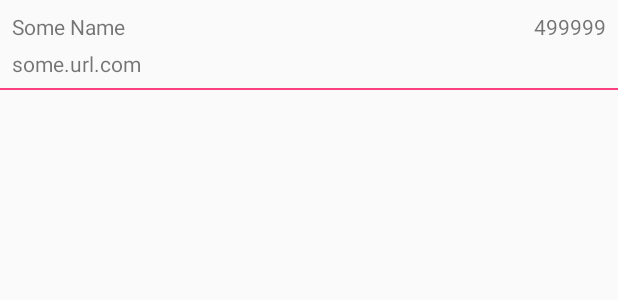
After one commit to wengelef/TwitterFeed, an Android app: the layout item_trend.xml on its own in the app's theme, with its tools: preview values and no code run, on a phone screen of 412 x 824 dp. The commit adds this screen. Shown: the top 300 px of the screen. Run offline under Robolectric (Android 15) with nearby library versions, the phone set to English and light mode, and no system bars.

Commit message:
feature (trends for location): display trends in a recyclerview

```diff
--- a/app/src/main/java/test/wengelef/twitterfeed/MainActivity.kt
+++ b/app/src/main/java/test/wengelef/twitterfeed/MainActivity.kt
@@ -6,12 +6,25 @@ import test.wengelef.twitterfeed.locationtrends.view.LocationTrendsFragment
 
 class MainActivity : AppCompatActivity() {
 
+    companion object {
+        const val LOCATION_FRAGMENT_TAG = "LocationTrendsFragment"
+    }
+    private lateinit var locationFragment: LocationTrendsFragment
+
     override fun onCreate(savedInstanceState: Bundle?) {
         super.onCreate(savedInstanceState)
         setContentView(R.layout.activity_main)
 
-        supportFragmentManager.beginTransaction()
-                .replace(R.id.fragment_container, LocationTrendsFragment())
+        locationFragment = if (savedInstanceState == null) {
+            LocationTrendsFragment()
+        } else {
+            supportFragmentManager.findFragmentByTag(LOCATION_FRAGMENT_TAG) as LocationTrendsFragment
+        }
+
+
+        supportFragmentManager
+                .beginTransaction()
+                .replace(R.id.fragment_container, locationFragment, LOCATION_FRAGMENT_TAG)
                 .commit()
     }
 }
--- a/app/src/main/java/test/wengelef/twitterfeed/locationtrends/view/LocationTrendsFragment.kt
+++ b/app/src/main/java/test/wengelef/twitterfeed/locationtrends/view/LocationTrendsFragment.kt
@@ -7,6 +7,8 @@ import android.os.Bundle
 import android.support.design.widget.Snackbar
 import android.support.v4.app.Fragment
 import android.support.v4.content.ContextCompat
+import android.support.v7.widget.LinearLayoutManager
+import android.support.v7.widget.RecyclerView
 import android.util.Log
 import android.view.LayoutInflater
 import android.view.View
@@ -14,6 +16,7 @@ import android.view.ViewGroup
 import com.google.android.gms.location.FusedLocationProviderClient
 import com.google.android.gms.location.LocationServices
 import kotlinx.android.synthetic.main.fr_feed_list.*
+import kotlinx.android.synthetic.main.item_trend.view.*
 import test.wengelef.twitterfeed.R
 import test.wengelef.twitterfeed.locationtrends.data.AuthenticationRepository
 import test.wengelef.twitterfeed.locationtrends.data.AuthenticationServiceImpl
@@ -25,11 +28,14 @@ class LocationTrendsFragment : Fragment(), LocationTrendsView {
 
     companion object {
         const val REQUEST_LOCATION_ID = 1
+        const val KEY_ITEMS_STATE = "key_items_state"
     }
 
     private lateinit var fusedLocationClient: FusedLocationProviderClient
 
     private lateinit var presenter: LocationTrendsPresenter
+
+    private lateinit var adapter: TrendsForLocationAdapter
 
     override fun onCreateView(inflater: LayoutInflater, container: ViewGroup?, savedInstanceState: Bundle?): View? {
         return inflater.inflate(R.layout.fr_feed_list, container, false)
@@ -37,8 +43,6 @@ class LocationTrendsFragment : Fragment(), LocationTrendsView {
 
     override fun onCreate(savedInstanceState: Bundle?) {
         super.onCreate(savedInstanceState)
-
-        retainInstance = true
 
         fusedLocationClient = LocationServices.getFusedLocationProviderClient(context!!)
 
@@ -61,6 +65,29 @@ class LocationTrendsFragment : Fragment(), LocationTrendsView {
         } else {
             onLocationPermissionGranted()
         }
+    }
+
+    override fun onActivityCreated(savedInstanceState: Bundle?) {
+        super.onActivityCreated(savedInstanceState)
+
+        savedInstanceState?.apply {
+            val items = getSerializable(KEY_ITEMS_STATE)
+            adapter.items = items as List<TrendItem>
+        }
+    }
+
+    override fun onSaveInstanceState(outState: Bundle) {
+        super.onSaveInstanceState(outState)
+        outState.putSerializable(KEY_ITEMS_STATE, adapter.items as ArrayList)
+    }
+
+    override fun onViewCreated(view: View, savedInstanceState: Bundle?) {
+        super.onViewCreated(view, savedInstanceState)
+
+        adapter = TrendsForLocationAdapter()
+
+        feed_recycler.layoutManager = LinearLayoutManager(context)
+        feed_recycler.adapter = adapter
     }
 
     override fun onStart() {
@@ -104,7 +131,7 @@ class LocationTrendsFragment : Fragment(), LocationTrendsView {
     }
 
     override fun showTrends(trends: List<TrendItem>) {
-        Snackbar.make(root, "Trends Success!", Snackbar.LENGTH_LONG).show()
+        adapter.items = trends
     }
 
     override fun showError() {
@@ -115,3 +142,28 @@ class LocationTrendsFragment : Fragment(), LocationTrendsView {
         Snackbar.make(root, "Invalid Authentication", Snackbar.LENGTH_LONG).show()
     }
 }
+
+class TrendsForLocationAdapter : RecyclerView.Adapter<TrendsForLocationAdapter.TrendsForLocationViewHolder>() {
+
+    var items: List<TrendItem> = emptyList()
+        set(value) {
+            field = value
+            notifyDataSetChanged()
+        }
+
+    override fun onCreateViewHolder(parent: ViewGroup, viewType: Int): TrendsForLocationViewHolder {
+        return TrendsForLocationViewHolder(LayoutInflater.from(parent.context).inflate(R.layout.item_trend, parent, false))
+    }
+
+    override fun getItemCount(): Int = items.size
+
+    override fun onBindViewHolder(holder: TrendsForLocationViewHolder, position: Int) {
+        holder.itemView.apply {
+            name.text = items[position].name
+            url.text = items[position].url
+            volume.text = items[position].volume.toString()
+        }
+    }
+
+    inner class TrendsForLocationViewHolder(view: View) : RecyclerView.ViewHolder(view)
+}
--- a/app/src/main/res/layout/fr_feed_list.xml
+++ b/app/src/main/res/layout/fr_feed_list.xml
@@ -1,7 +1,7 @@
 <?xml version="1.0" encoding="utf-8"?>
-<android.support.design.widget.CoordinatorLayout
-    android:layout_width="match_parent"
+<android.support.design.widget.CoordinatorLayout android:layout_width="match_parent"
     android:layout_height="match_parent"
+    xmlns:tools="http://schemas.android.com/tools"
     android:id="@+id/root"
     xmlns:android="http://schemas.android.com/apk/res/android">
 
@@ -12,7 +12,8 @@
         <android.support.v7.widget.RecyclerView
             android:id="@+id/feed_recycler"
             android:layout_width="match_parent"
-            android:layout_height="match_parent"/>
+            android:layout_height="match_parent"
+            tools:listitem="@layout/item_trend"/>
 
     </android.support.v4.widget.SwipeRefreshLayout>
 </android.support.design.widget.CoordinatorLayout>
--- /dev/null
+++ b/app/src/main/res/layout/item_trend.xml
@@ -0,0 +1,47 @@
+<?xml version="1.0" encoding="utf-8"?>
+<android.support.constraint.ConstraintLayout xmlns:android="http://schemas.android.com/apk/res/android"
+    xmlns:app="http://schemas.android.com/apk/res-auto"
+    android:layout_width="match_parent"
+    android:layout_height="60dp"
+    xmlns:tools="http://schemas.android.com/tools">
+
+    <TextView
+        android:id="@+id/name"
+        android:layout_width="wrap_content"
+        android:layout_height="wrap_content"
+        android:layout_marginStart="8dp"
+        android:layout_marginTop="8dp"
+        app:layout_constraintStart_toStartOf="parent"
+        app:layout_constraintTop_toTopOf="parent"
+        tools:text="Some Name" />
+
+    <TextView
+        android:id="@+id/url"
+        android:layout_width="wrap_content"
+        android:layout_height="wrap_content"
+        android:layout_marginBottom="8dp"
+        android:layout_marginStart="8dp"
+        android:layout_marginEnd="8dp"
+        app:layout_constraintBottom_toBottomOf="parent"
+        app:layout_constraintStart_toStartOf="parent"
+        android:maxLines="1"
+        android:ellipsize="end"
+        tools:text="some.url.com" />
+
+    <TextView
+        android:id="@+id/volume"
+        android:layout_width="wrap_content"
+        android:layout_height="wrap_content"
+        android:layout_marginEnd="8dp"
+        android:layout_marginTop="8dp"
+        app:layout_constraintEnd_toEndOf="parent"
+        app:layout_constraintTop_toTopOf="parent"
+        tools:text="499999" />
+
+    <View
+        android:layout_width="match_parent"
+        android:layout_height="2px"
+        android:background="@color/colorAccent"
+        app:layout_constraintBottom_toBottomOf="parent" />
+
+</android.support.constraint.ConstraintLayout>
```
